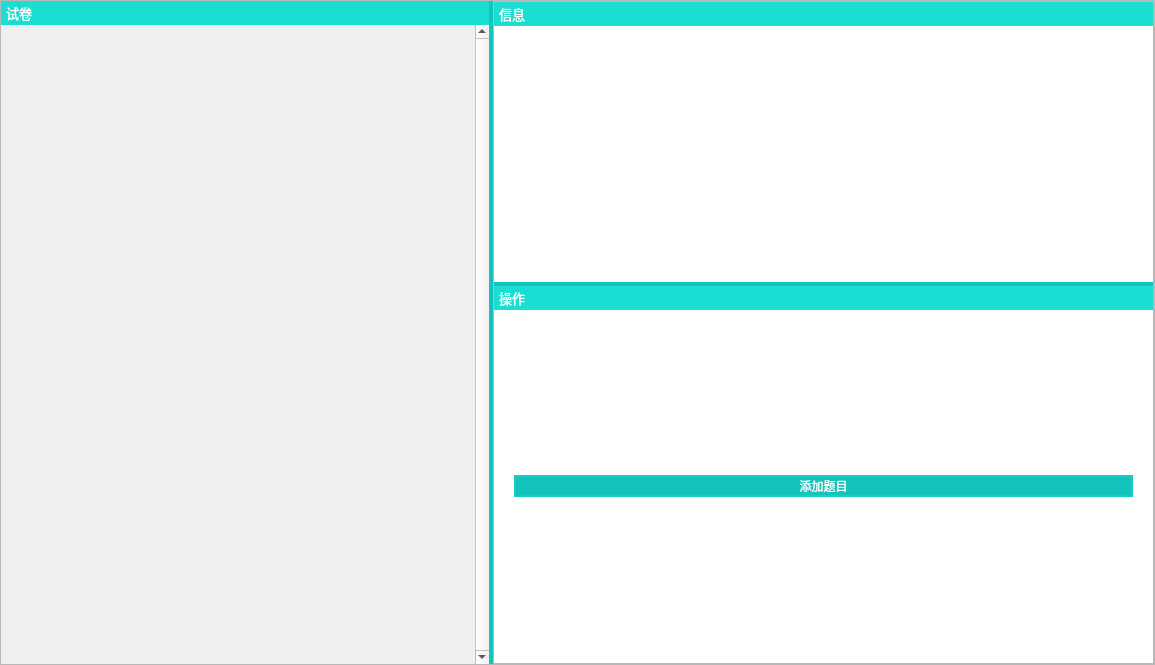
First picture: the form in SubWidget/editview.ui, repository jkjkil4/ExamSysTeacher, before the edit.
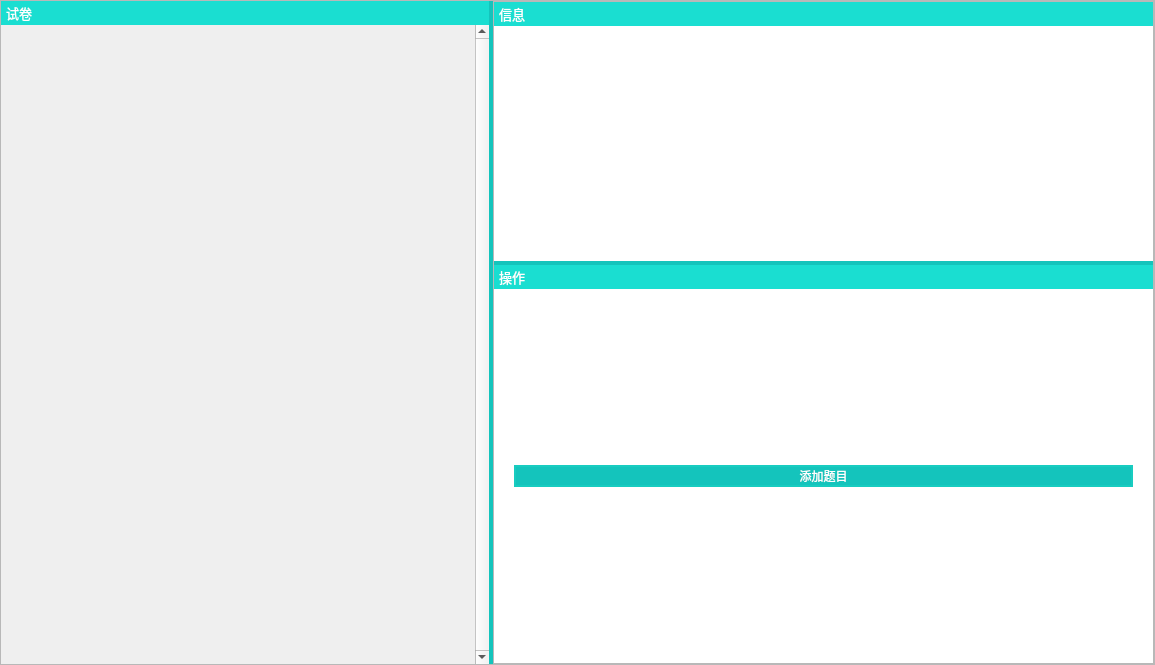
Second picture: the form after the edit.

What changed in the file:
```diff
--- a/SubWidget/editview.ui
+++ b/SubWidget/editview.ui
@@ -183,7 +183,10 @@
          <number>0</number>
         </property>
         <item>
-         <layout class="QVBoxLayout" name="verticalLayout_2">
+         <layout class="QVBoxLayout" name="verticalLayout_2" stretch="0,1">
+          <property name="spacing">
+           <number>0</number>
+          </property>
           <item>
            <widget class="QLabel" name="label_2">
             <property name="font">
@@ -204,17 +207,20 @@
            </widget>
           </item>
           <item>
-           <spacer name="verticalSpacer_2">
-            <property name="orientation">
-             <enum>Qt::Vertical</enum>
-            </property>
-            <property name="sizeHint" stdset="0">
-             <size>
-              <width>20</width>
-              <height>40</height>
-             </size>
-            </property>
-           </spacer>
+           <widget class="QWidget" name="widget" native="true">
+            <layout class="QHBoxLayout" name="horizontalLayout">
+             <item>
+              <widget class="QLabel" name="labelInfo">
+               <property name="text">
+                <string/>
+               </property>
+               <property name="alignment">
+                <set>Qt::AlignLeading|Qt::AlignLeft|Qt::AlignTop</set>
+               </property>
+              </widget>
+             </item>
+            </layout>
+           </widget>
           </item>
          </layout>
         </item>
```
Left out of the diff: 2 changed lines with no effect on the pictures.
